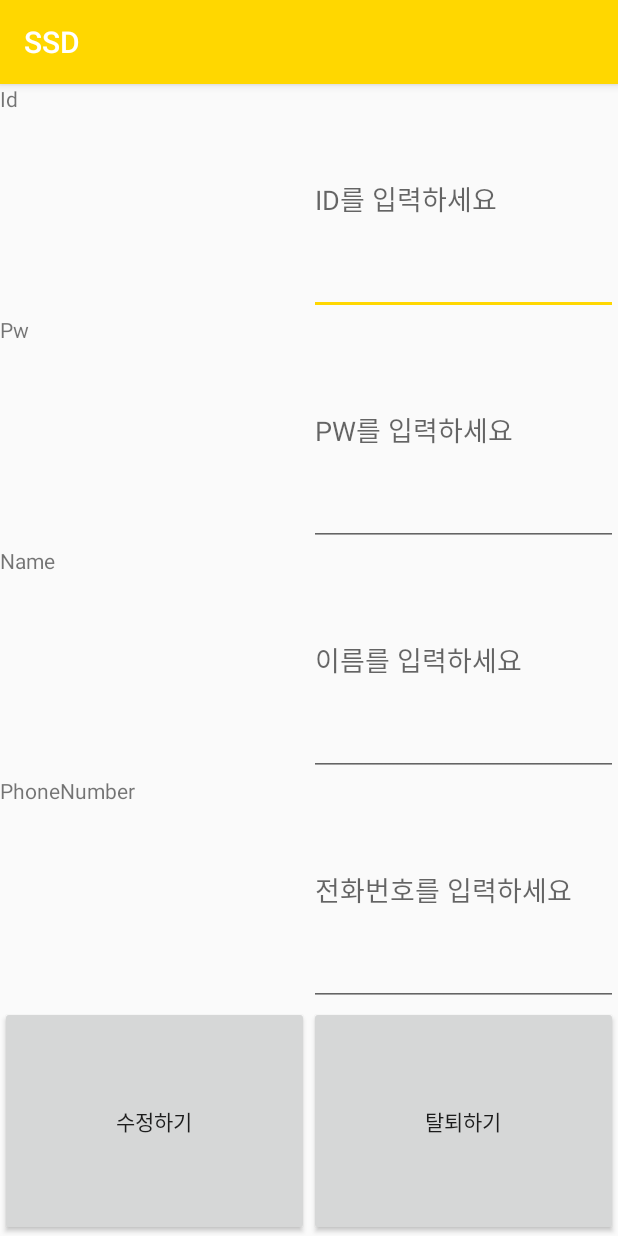
After one commit to seunghun1024/SSD, an Android app: the UserInfo screen opened directly, with no data from a screen before it, on a phone screen of 412 x 824 dp. The commit adds this screen. Run offline under Robolectric (Android 15) with nearby library versions, the phone set to English and light mode, and no system bars.

Commit message:
add Menu, UserInfo 메뉴에 버튼클릭시 이벤트처리 구현해야 함

```diff
--- a/app/build.gradle
+++ b/app/build.gradle
@@ -34,5 +34,5 @@ dependencies {
     androidTestImplementation 'com.android.support.test.espresso:espresso-core:3.0.2'
     implementation 'com.android.support:design:28.0.0'
     provided 'org.jbundle.util.osgi.wrapped:org.jbundle.util.osgi.wrapped.org.apache.http.client:4.1.2'
-    compile 'com.android.support:recyclerview-v7:+'
+    implementation 'com.android.support:recyclerview-v7:+'
 }
--- /dev/null
+++ b/app/src/main/java/com/example/ssd/UserInfo.java
@@ -0,0 +1,14 @@
+package com.example.ssd;
+
+import android.os.Bundle;
+import android.support.v7.app.AppCompatActivity;
+
+public class UserInfo extends AppCompatActivity {
+
+    @Override
+    protected void onCreate(Bundle savedInstanceState) {
+        super.onCreate(savedInstanceState);
+        setContentView(R.layout.info);
+
+    }
+}
--- /dev/null
+++ b/app/src/main/res/layout/info.xml
@@ -0,0 +1,114 @@
+<?xml version="1.0" encoding="utf-8"?>
+<LinearLayout xmlns:android="http://schemas.android.com/apk/res/android"
+    android:layout_width="match_parent"
+    android:layout_height="match_parent"
+    android:orientation="vertical">
+
+    <LinearLayout
+        android:layout_width="match_parent"
+        android:layout_height="match_parent"
+        android:layout_weight="1"
+        android:orientation="horizontal">
+
+        <TextView
+            android:id="@+id/infoId"
+            android:layout_width="0dp"
+            android:layout_height="match_parent"
+            android:layout_weight="1"
+            android:text="Id" />
+
+        <EditText
+            android:id="@+id/ID"
+            android:layout_width="0dp"
+            android:layout_height="match_parent"
+            android:layout_weight="1"
+            android:hint="ID를 입력하세요             " />
+    </LinearLayout>
+
+    <LinearLayout
+        android:layout_width="match_parent"
+        android:layout_height="match_parent"
+        android:layout_weight="1"
+        android:orientation="horizontal">
+
+        <TextView
+            android:id="@+id/infoPw"
+            android:layout_width="0dp"
+            android:layout_height="match_parent"
+            android:layout_weight="1"
+            android:text="Pw" />
+
+        <EditText
+            android:id="@+id/PW"
+            android:layout_width="0dp"
+            android:layout_height="match_parent"
+            android:layout_weight="1"
+            android:hint="PW를 입력하세요             " />
+
+    </LinearLayout>
+
+    <LinearLayout
+        android:layout_width="match_parent"
+        android:layout_height="match_parent"
+        android:layout_weight="1"
+        android:orientation="horizontal">
+
+        <TextView
+            android:id="@+id/infoName"
+            android:layout_width="0dp"
+            android:layout_height="match_parent"
+            android:layout_weight="1"
+            android:text="Name" />
+
+        <EditText
+            android:id="@+id/NAME"
+            android:layout_width="0dp"
+            android:layout_height="match_parent"
+            android:layout_weight="1"
+            android:hint="이름를 입력하세요             " />
+
+    </LinearLayout>
+
+    <LinearLayout
+        android:layout_width="match_parent"
+        android:layout_height="match_parent"
+        android:layout_weight="1"
+        android:orientation="horizontal">
+
+        <TextView
+            android:id="@+id/infoPhone"
+            android:layout_width="0dp"
+            android:layout_height="match_parent"
+            android:layout_weight="1"
+            android:text="PhoneNumber" />
+
+        <EditText
+            android:id="@+id/PHONE"
+            android:layout_width="0dp"
+            android:layout_height="match_parent"
+            android:layout_weight="1"
+            android:hint="전화번호를 입력하세요             " />
+
+    </LinearLayout>
+
+    <LinearLayout
+        android:layout_width="match_parent"
+        android:layout_height="match_parent"
+        android:layout_weight="1"
+        android:orientation="horizontal">
+
+        <Button
+            android:id="@+id/infomodify"
+            android:layout_width="0dp"
+            android:layout_height="match_parent"
+            android:layout_weight="1"
+            android:text="수정하기" />
+
+        <Button
+            android:id="@+id/infoleave"
+            android:layout_width="0dp"
+            android:layout_height="match_parent"
+            android:layout_weight="1"
+            android:text="탈퇴하기" />
+    </LinearLayout>
+</LinearLayout>
--- /dev/null
+++ b/app/src/main/res/values/dimens.xml
@@ -0,0 +1,3 @@
+<resources>
+    <dimen name="fab_margin">16dp</dimen>
+</resources>
--- a/app/src/main/res/values/strings.xml
+++ b/app/src/main/res/values/strings.xml
@@ -1,3 +1,4 @@
 <resources>
     <string name="app_name">SSD</string>
+    <string name="title_activity_menu">menu</string>
 </resources>
--- a/app/src/main/res/values/styles.xml
+++ b/app/src/main/res/values/styles.xml
@@ -8,4 +8,13 @@
         <item name="colorAccent">#FFD700</item>
     </style>
 
+    <style name="AppTheme.NoActionBar">
+        <item name="windowActionBar">false</item>
+        <item name="windowNoTitle">true</item>
+    </style>
+
+    <style name="AppTheme.AppBarOverlay" parent="ThemeOverlay.AppCompat.Dark.ActionBar" />
+
+    <style name="AppTheme.PopupOverlay" parent="ThemeOverlay.AppCompat.Light" />
+
 </resources>
```
Also changed, not shown: app/src/main/AndroidManifest.xml (+17 -8 lines), app/src/main/java/com/example/ssd/Mainpage.java (+38 -2 lines), app/src/main/res/drawable/ic_icon.xml (added, +9 -0 lines), app/src/main/res/menu/menu.xml (added, +25 -0 lines).
